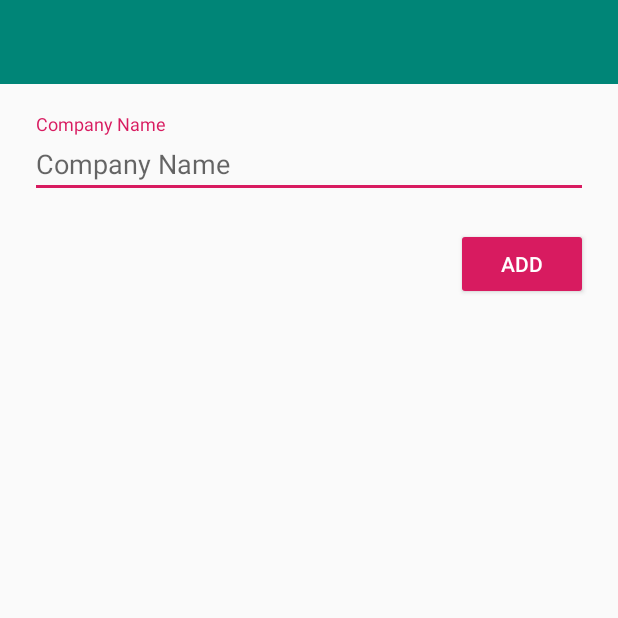
After one commit to bhanupreet/SSCapp, an Android app: the AddCompActivity screen opened directly, with no data from a screen before it, on a phone screen of 412 x 824 dp, the top half of it. The commit adds this screen. Run offline under Robolectric (Android 15) with nearby library versions, the phone set to English and light mode, and no system bars; our stand-ins replace Firebase (no records; nobody signed in at launch, a user with empty details on screens opened directly).

Commit message:
Company names can now be viewed and added succesfully

```diff
--- a/app/build.gradle
+++ b/app/build.gradle
@@ -44,3 +44,5 @@ dependencies {
 
 
 }
+
+apply plugin: 'com.google.gms.google-services'
--- a/app/src/main/AndroidManifest.xml
+++ b/app/src/main/AndroidManifest.xml
@@ -9,17 +9,18 @@
         android:roundIcon="@mipmap/ic_launcher_round"
         android:supportsRtl="true"
         android:theme="@style/AppTheme">
-        <activity android:name=".MainActivity">
-        </activity>
+        <activity android:name=".MainActivity"></activity>
         <activity
             android:name=".CatalogueActivity"
             android:parentActivityName=".MainActivity" />
         <activity android:name=".SplashActivity">
             <intent-filter>
                 <action android:name="android.intent.action.MAIN" />
+
                 <category android:name="android.intent.category.LAUNCHER" />
             </intent-filter>
         </activity>
+        <activity android:name=".AddCompActivity"></activity>
     </application>
 
 </manifest>
--- /dev/null
+++ b/app/src/main/java/com/ssc/sscapp/AddCompActivity.java
@@ -0,0 +1,54 @@
+package com.ssc.sscapp;
+
+import android.support.annotation.NonNull;
+import android.support.design.widget.TextInputLayout;
+import android.support.v7.app.AppCompatActivity;
+import android.os.Bundle;
+import android.view.View;
+import android.widget.Button;
+import android.widget.EditText;
+import android.widget.Toast;
+
+import com.google.android.gms.tasks.OnCompleteListener;
+import com.google.android.gms.tasks.OnSuccessListener;
+import com.google.android.gms.tasks.Task;
+import com.google.firebase.FirebaseApp;
+import com.google.firebase.database.DatabaseReference;
+import com.google.firebase.database.FirebaseDatabase;
+
+public class AddCompActivity extends AppCompatActivity {
+
+    private TextInputLayout mCompanyName;
+    private Button mAddBtn;
+    private DatabaseReference mDatabase;
+    private DatabaseReference mCompanyRef;
+
+
+    @Override
+    protected void onCreate(Bundle savedInstanceState) {
+        super.onCreate(savedInstanceState);
+        setContentView(R.layout.activity_add_comp);
+
+        mDatabase = FirebaseDatabase.getInstance().getReference();
+        mAddBtn = findViewById(R.id.addCompBtn);
+        FirebaseApp.initializeApp(this);
+        mCompanyName = findViewById(R.id.name_input);
+
+        mAddBtn.setOnClickListener(new View.OnClickListener() {
+            @Override
+            public void onClick(View v) {
+                String name = mCompanyName.getEditText().getText().toString();
+
+
+                if(!name.equals("")) {
+                    // DatabaseReference companyref = FirebaseDatabase.getInstance().getReference("Comapnies").push();
+                    FirebaseDatabase database = FirebaseDatabase.getInstance();
+                    DatabaseReference myRef = database.getReference().child("Companies").child(name);
+                    myRef.child("name").setValue(name);
+                }
+
+            }
+        });
+
+    }
+}
--- a/app/src/main/java/com/ssc/sscapp/MainActivity.java
+++ b/app/src/main/java/com/ssc/sscapp/MainActivity.java
@@ -6,6 +6,8 @@ import android.os.Bundle;
 import android.support.v7.widget.Toolbar;
 import android.view.View;
 import android.widget.Button;
+
+import com.google.firebase.FirebaseApp;
 
 public class MainActivity extends AppCompatActivity {
 
@@ -16,6 +18,7 @@ public class MainActivity extends AppCompatActivity {
     protected void onCreate(Bundle savedInstanceState) {
         super.onCreate(savedInstanceState);
         setContentView(R.layout.activity_main);
+        FirebaseApp.initializeApp(this);
 
         catalogbtn = findViewById(R.id.main_cataloguebtn);
         mainAppbar = findViewById(R.id.mainAppbar);
--- /dev/null
+++ b/app/src/main/res/layout/activity_add_comp.xml
@@ -0,0 +1,43 @@
+<?xml version="1.0" encoding="utf-8"?>
+<RelativeLayout xmlns:android="http://schemas.android.com/apk/res/android"
+    xmlns:app="http://schemas.android.com/apk/res-auto"
+    xmlns:tools="http://schemas.android.com/tools"
+    android:layout_width="match_parent"
+    android:layout_height="match_parent"
+    tools:context=".AddCompActivity">
+
+    <include layout="@layout/appbar"
+        android:id="@+id/status_app_bar"
+        android:layout_height="wrap_content"
+        android:layout_width="match_parent"></include>
+
+    <android.support.design.widget.TextInputLayout
+        android:id="@+id/name_input"
+        android:layout_width="match_parent"
+        android:layout_height="wrap_content"
+        android:layout_below="@+id/status_app_bar"
+        android:layout_marginTop="20dp"
+        android:layout_marginLeft="20dp"
+        android:layout_marginRight="20dp"
+        android:hint="Company Name">
+
+        <android.support.design.widget.TextInputEditText
+            android:layout_width="match_parent"
+            android:layout_height="wrap_content"
+            android:hint = "Company Name" />
+    </android.support.design.widget.TextInputLayout>
+
+    <Button
+        android:id="@+id/addCompBtn"
+        android:layout_width="wrap_content"
+        android:layout_height="wrap_content"
+        android:layout_below="@+id/name_input"
+        android:layout_marginTop="20dp"
+        android:layout_alignParentRight="true"
+        android:layout_marginRight="20dp"
+        android:backgroundTint="@color/colorAccent"
+        android:text="Add"
+        android:textColor="#ffffff" />
+
+
+</RelativeLayout>
--- a/app/src/main/res/layout/activity_catalogue.xml
+++ b/app/src/main/res/layout/activity_catalogue.xml
@@ -11,9 +11,9 @@
         android:layout_height="wrap_content"
         android:layout_width="match_parent"></include>
     <android.support.v7.widget.RecyclerView
-        android:layout_width="wrap_content"
-        android:layout_height="wrap_content"
-        android:id="@+id/CompanyNamesList"
+        android:layout_width="match_parent"
+        android:layout_height="match_parent"
+        android:id="@+id/companynamesrecycler"
         android:layout_below="@id/catalogueappbar"></android.support.v7.widget.RecyclerView>
     <android.support.design.widget.FloatingActionButton
         android:layout_width="60dp"
```
Also changed, not shown: app/src/main/java/com/ssc/sscapp/CatalogueActivity.java (+74 -4 lines), app/src/main/java/com/ssc/sscapp/Companies.java (added, +9 -0 lines), app/src/main/java/com/ssc/sscapp/CompaniesAdapter.java (added, +52 -0 lines), app/src/main/res/layout/single_name_layout.xml (added, +26 -0 lines).
